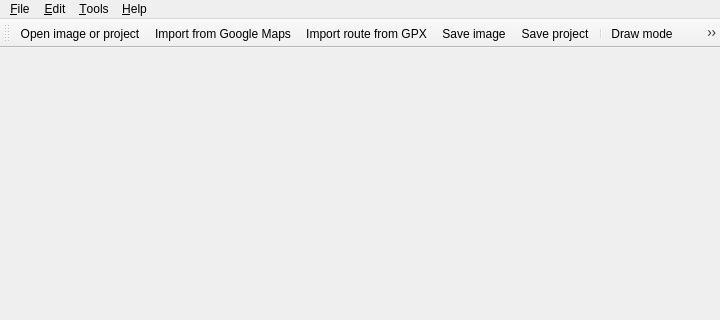
The window that src/routegen.ui (michjans/routegen) describes before a commit, drawn with Qt 5; both pictures show x 0 to 720 and y 0 to 320 of the 720 by 520 pixel window.
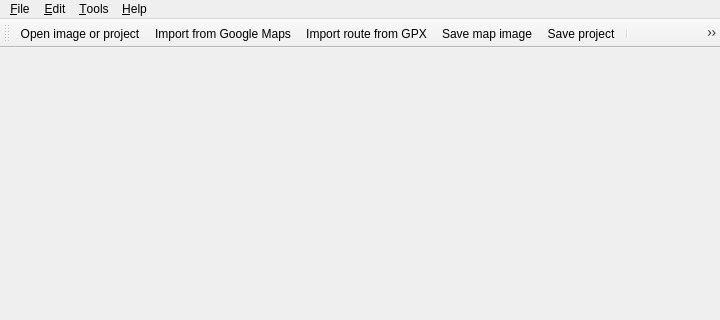
The same window after the commit. Icons and pictures are not drawn.

Commit message: Improvements in GUI related to route/map/project loading and saving

Patch:
```diff
--- a/src/routegen.ui
+++ b/src/routegen.ui
@@ -158,6 +158,9 @@
    <property name="text">
     <string>&amp;Save image</string>
    </property>
+   <property name="iconText">
+    <string>Save map image</string>
+   </property>
    <property name="toolTip">
     <string>Save the currently displayed image</string>
    </property>
```
Left out of the diff: 7 changed lines with no effect on the pictures. The commit also changes 6 other files.
